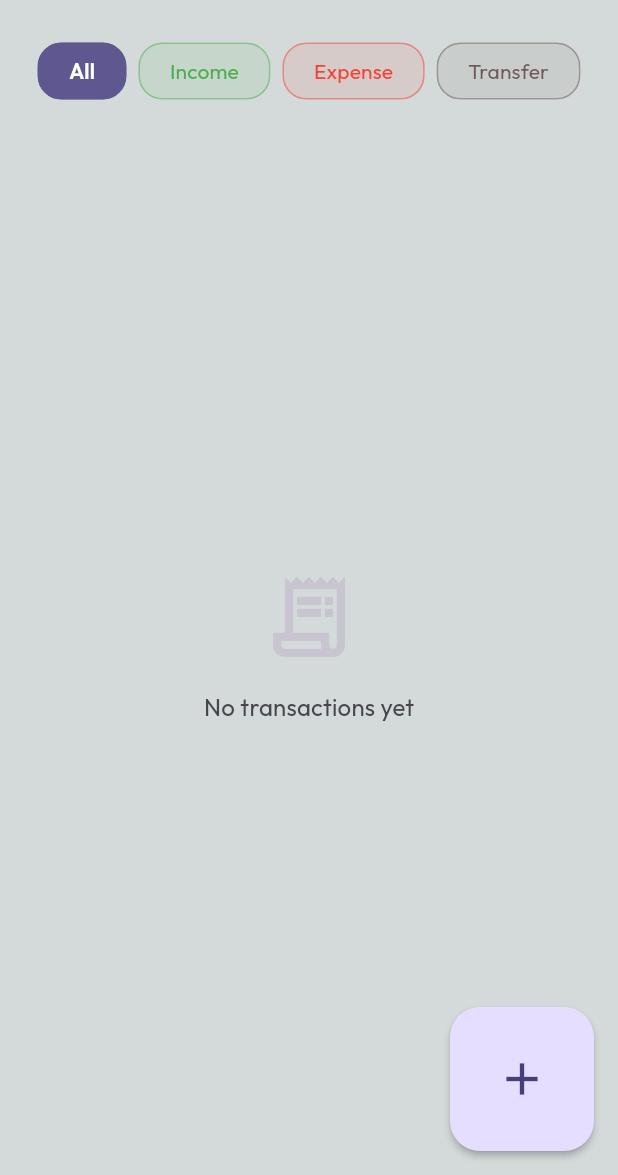
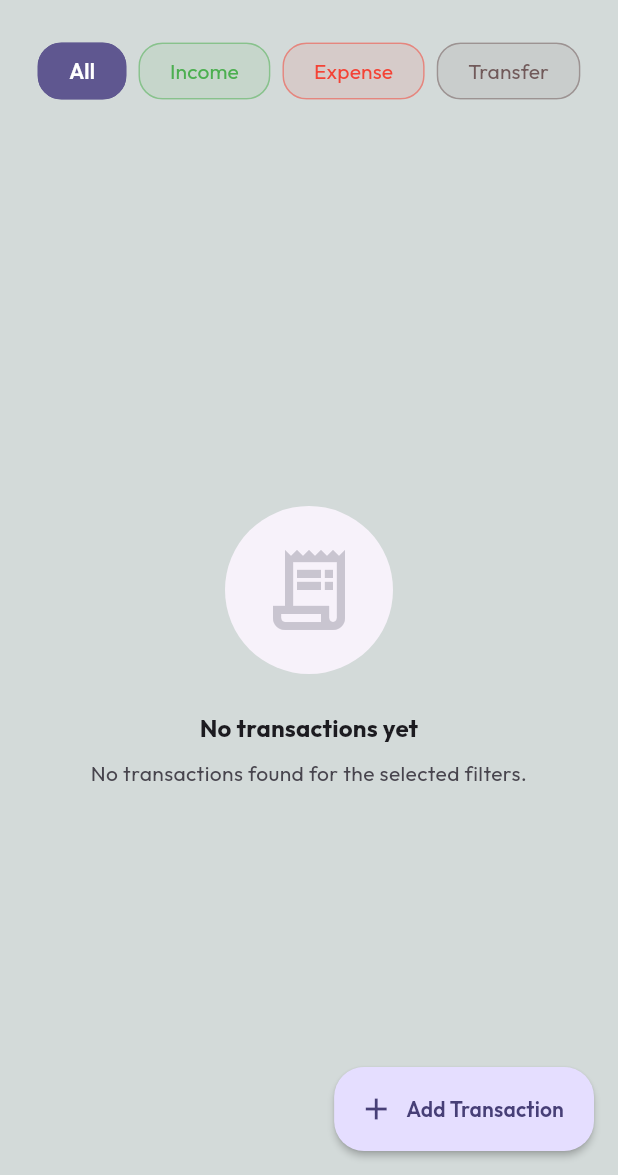
Before and after one commit to irfanekon04/walletflow, a Flutter app: the TransactionsPage screen opened directly, on a phone screen of 412 x 824 dp, the part 61-1236 px from its top. Run offline on Flutter 3.47's test engine with Material 3 defaults, Android fonts, the phone set to English and light mode, and no system bars; drawn by our look-alikes of dynamic_color; our stand-ins replace csv, fl_chart, flutter_dotenv, get, hive, hive_flutter and 1 more; missing offline and left inert: file_saver; accounts and stored records are empty.

Commit message:
fixed empty state widgets, dashboard space, etc

```diff
--- /dev/null
+++ b/lib/core/widgets/empty_state_widget.dart
@@ -0,0 +1,83 @@
+import 'package:flutter/material.dart';
+import 'package:walletflow/core/utils/responsive.dart';
+
+class EmptyStateWidget extends StatelessWidget {
+  final IconData icon;
+  final String title;
+  final String? subtitle;
+  final VoidCallback? onAction;
+  final String? actionLabel;
+
+  const EmptyStateWidget({
+    super.key,
+    required this.icon,
+    required this.title,
+    this.subtitle,
+    this.onAction,
+    this.actionLabel,
+  });
+
+  @override
+  Widget build(BuildContext context) {
+    final theme = Theme.of(context);
+    final responsive = context.responsiveFontSize;
+
+    return Center(
+      child: Padding(
+        padding: const EdgeInsets.symmetric(horizontal: 40),
+        child: Column(
+          mainAxisAlignment: MainAxisAlignment.center,
+          children: [
+            Container(
+              padding: const EdgeInsets.all(24),
+              decoration: BoxDecoration(
+                color: theme.colorScheme.surfaceContainerLow,
+                shape: BoxShape.circle,
+              ),
+              child: Icon(
+                icon,
+                size: 64 * responsive,
+                color: theme.colorScheme.outlineVariant,
+              ),
+            ),
+            const SizedBox(height: 24),
+            Text(
+              title,
+              textAlign: TextAlign.center,
+              style: theme.textTheme.titleMedium?.copyWith(
+                fontWeight: FontWeight.bold,
+              ),
+            ),
+            if (subtitle != null) ...[
+              const SizedBox(height: 8),
+              Text(
+                subtitle!,
+                textAlign: TextAlign.center,
+                style: theme.textTheme.bodyMedium?.copyWith(
+                  color: theme.colorScheme.onSurfaceVariant,
+                ),
+              ),
+            ],
+            if (onAction != null && actionLabel != null) ...[
+              const SizedBox(height: 32),
+              FilledButton.icon(
+                onPressed: onAction,
+                icon: const Icon(Icons.add),
+                label: Text(actionLabel!),
+                style: FilledButton.styleFrom(
+                  padding: const EdgeInsets.symmetric(
+                    horizontal: 24,
+                    vertical: 12,
+                  ),
+                  shape: RoundedRectangleBorder(
+                    borderRadius: BorderRadius.circular(16),
+                  ),
+                ),
+              ),
+            ],
+          ],
+        ),
+      ),
+    );
+  }
+}
--- a/lib/features/transactions/presentation/pages/transactions_page.dart
+++ b/lib/features/transactions/presentation/pages/transactions_page.dart
@@ -6,7 +6,6 @@ import 'package:walletflow/features/transactions/presentation/widgets/transactio
 import '../../../../core/constants/app_constants.dart';
 import '../../../accounts/presentation/controllers/account_controller.dart';
 import '../controllers/transaction_controller.dart';
-
 
 class TransactionsPage extends StatelessWidget {
   const TransactionsPage({super.key});
@@ -32,12 +31,18 @@ class TransactionsPage extends StatelessWidget {
           ),
         ],
       ),
-      body: TransactionPageBody(controller: controller, theme: theme, accountController: accountController, currencyFormat: currencyFormat),
-      floatingActionButton: FloatingActionButton.large(
+      body: TransactionPageBody(
+        controller: controller,
+        theme: theme,
+        accountController: accountController,
+        currencyFormat: currencyFormat,
+      ),
+      floatingActionButton: FloatingActionButton.extended(
         heroTag: 'transactions_fab',
         onPressed: () =>
             TransactionDialogs.showAddTransactionBottomSheet(context),
-        child: const Icon(Icons.add),
+        label: const Text('Add Transaction'),
+        icon: const Icon(Icons.add),
       ),
     );
   }
--- a/lib/features/transactions/presentation/widgets/transaction_page_body.dart
+++ b/lib/features/transactions/presentation/widgets/transaction_page_body.dart
@@ -9,6 +9,7 @@ import 'package:walletflow/features/transactions/presentation/controllers/transa
 import 'package:walletflow/features/transactions/presentation/dialogs.dart/transaction_dialogs.dart';
 import 'package:walletflow/features/transactions/presentation/widgets/transaction_filter_tabs.dart';
 import 'package:walletflow/features/transactions/presentation/widgets/transfer_list_item.dart';
+import '../../../../core/widgets/empty_state_widget.dart';
 
 class TransactionPageBody extends StatelessWidget {
   const TransactionPageBody({
@@ -38,7 +39,6 @@ class TransactionPageBody extends StatelessWidget {
     return DateFormat('MMM dd, yyyy').format(date);
   }
 
-
   @override
   Widget build(BuildContext context) {
     return Column(
@@ -56,24 +56,12 @@ class TransactionPageBody extends StatelessWidget {
             final flatList = controller.flattenedTransactions;
 
             if (flatList.isEmpty) {
-              return Center(
-                child: Column(
-                  mainAxisAlignment: MainAxisAlignment.center,
-                  children: [
-                    Icon(
-                      Icons.receipt_long_outlined,
-                      size: 64 * context.responsiveFontSize,
-                      color: theme.colorScheme.outlineVariant,
-                    ),
-                    const SizedBox(height: 16),
-                    Text(
-                      AppStrings.noTransactions,
-                      style: theme.textTheme.bodyLarge?.copyWith(
-                        color: theme.colorScheme.onSurfaceVariant,
-                      ),
-                    ),
-                  ],
-                ),
+              return EmptyStateWidget(
+                icon: Icons.receipt_long_outlined,
+                title: AppStrings.noTransactions,
+                subtitle: 'No transactions found for the selected filters.',
+                // actionLabel: 'Clear Filters',
+                // onAction: () => controller.clearFilters(),
               );
             }
 
@@ -106,12 +94,13 @@ class TransactionPageBody extends StatelessWidget {
                 if (transaction.type == TransactionType.transfer) {
                   return TransferListItem(
                     transaction: transaction,
-                    onTap: () => TransactionDialogs.showEditTransactionBottomSheet(
-                      context,
-                      controller,
-                      accountController,
-                      transaction,
-                    ),
+                    onTap: () =>
+                        TransactionDialogs.showEditTransactionBottomSheet(
+                          context,
+                          controller,
+                          accountController,
+                          transaction,
+                        ),
                     onDelete: () => TransactionDialogs.showDeleteConfirmation(
                       context,
                       transaction,
```
Also changed, not shown: lib/features/budgets/presentation/pages/budgets_page.dart (+13 -20 lines), lib/features/dashboard/presentation/pages/dashboard_page.dart (+20 -4 lines), lib/features/dashboard/presentation/widgets/top_spending_card.dart (added, +137 -0 lines), lib/features/loans/presentation/pages/loans_page.dart (+44 -32 lines), lib/features/transactions/presentation/controllers/transaction_controller.dart (+37 -0 lines).
